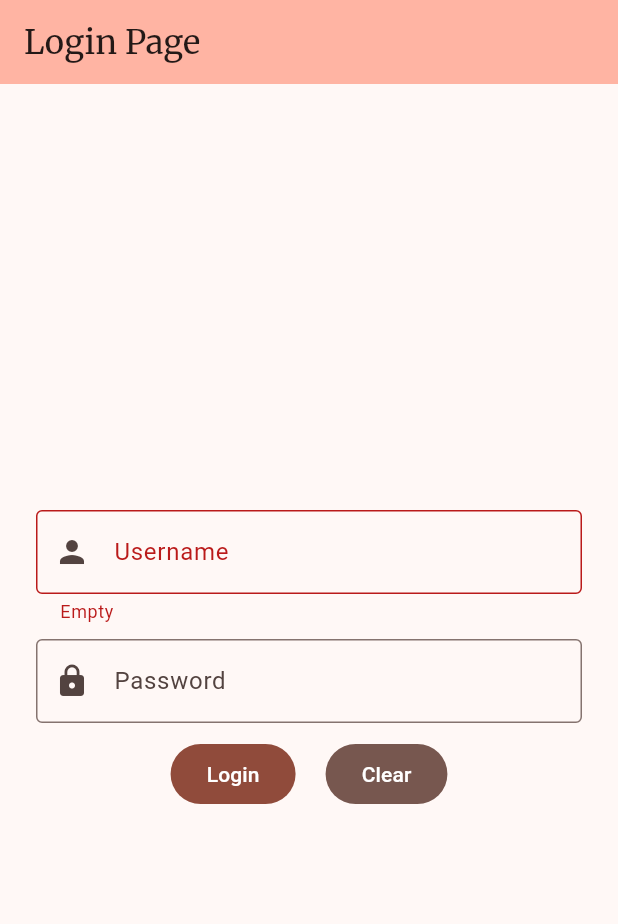
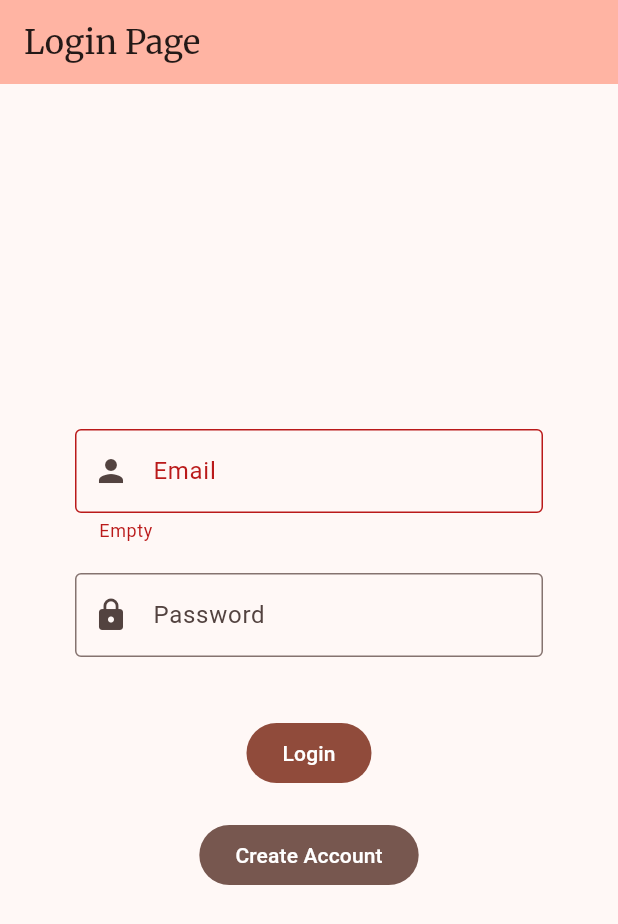
Before and after one commit to Lcasmendes/Trabalho-2-Dev_Mobile, a Flutter app: the LoginPage screen opened directly, after a tap on "Login", on a phone screen of 412 x 824 dp. Shown: the top 924 px of the screen. Run offline on Flutter 3.47's test engine with Material 3 defaults, Android fonts, the phone set to English and light mode, and no system bars; our stand-ins replace dio, floor, fluttertoast, google_fonts, sqflite; accounts and stored records are empty; generated files the repository leaves out were written again.

Commit message:
implementação do logout e mensagens de erro no login

```diff
--- a/book_trades/lib/l10n/app_en.arb
+++ b/book_trades/lib/l10n/app_en.arb
@@ -1,12 +1,12 @@
 {
   "login_page": "Login Page",
-  "username": "Username",
+  "email": "Email",
   "password": "Password",
   "login": "Login",
-  "clear": "Clear",
+  "create_account_label": "Create Account",
   "empty": "Empty",
-  "wrong_username": "Wrong user name",
-  "wrong_password": "Wrong password",
+  "wrong_email_or_pass": "Wrong email or password",
+  "error": "Error",
   "main_page": "Main Page",
   "logout": "Logout",
   "some_text_here": "Some text here!",
--- a/book_trades/lib/l10n/app_localizations.dart
+++ b/book_trades/lib/l10n/app_localizations.dart
@@ -104,11 +104,11 @@ abstract class AppLocalizations {
   /// **'Login Page'**
   String get login_page;
 
-  /// No description provided for @username.
+  /// No description provided for @email.
   ///
   /// In en, this message translates to:
-  /// **'Username'**
-  String get username;
+  /// **'Email'**
+  String get email;
 
   /// No description provided for @password.
   ///
@@ -122,11 +122,11 @@ abstract class AppLocalizations {
   /// **'Login'**
   String get login;
 
-  /// No description provided for @clear.
+  /// No description provided for @create_account_label.
   ///
   /// In en, this message translates to:
-  /// **'Clear'**
-  String get clear;
+  /// **'Create Account'**
+  String get create_account_label;
 
   /// No description provided for @empty.
   ///
@@ -134,17 +134,17 @@ abstract class AppLocalizations {
   /// **'Empty'**
   String get empty;
 
-  /// No description provided for @wrong_username.
+  /// No description provided for @wrong_email_or_pass.
   ///
   /// In en, this message translates to:
-  /// **'Wrong user name'**
-  String get wrong_username;
+  /// **'Wrong email or password'**
+  String get wrong_email_or_pass;
 
-  /// No description provided for @wrong_password.
+  /// No description provided for @error.
   ///
   /// In en, this message translates to:
-  /// **'Wrong password'**
-  String get wrong_password;
+  /// **'Error'**
+  String get error;
 
   /// No description provided for @main_page.
   ///
--- a/book_trades/lib/l10n/app_localizations_en.dart
+++ b/book_trades/lib/l10n/app_localizations_en.dart
@@ -12,7 +12,7 @@ class AppLocalizationsEn extends AppLocalizations {
   String get login_page => 'Login Page';
 
   @override
-  String get username => 'Username';
+  String get email => 'Email';
 
   @override
   String get password => 'Password';
@@ -21,16 +21,16 @@ class AppLocalizationsEn extends AppLocalizations {
   String get login => 'Login';
 
   @override
-  String get clear => 'Clear';
+  String get create_account_label => 'Create Account';
 
   @override
   String get empty => 'Empty';
 
   @override
-  String get wrong_username => 'Wrong user name';
+  String get wrong_email_or_pass => 'Wrong email or password';
 
   @override
-  String get wrong_password => 'Wrong password';
+  String get error => 'Error';
 
   @override
   String get main_page => 'Main Page';
--- a/book_trades/lib/l10n/app_localizations_pt.dart
+++ b/book_trades/lib/l10n/app_localizations_pt.dart
@@ -12,7 +12,7 @@ class AppLocalizationsPt extends AppLocalizations {
   String get login_page => 'Página de Login';
 
   @override
-  String get username => 'Usuário';
+  String get email => 'Email';
 
   @override
   String get password => 'Senha';
@@ -21,16 +21,16 @@ class AppLocalizationsPt extends AppLocalizations {
   String get login => 'Logar';
 
   @override
-  String get clear => 'Limpar';
+  String get create_account_label => 'Criar Conta';
 
   @override
   String get empty => 'Vazio';
 
   @override
-  String get wrong_username => 'Usuário incorreto';
+  String get wrong_email_or_pass => 'Email ou senha incorretos';
 
   @override
-  String get wrong_password => 'Senha incorreta';
+  String get error => 'Erro';
 
   @override
   String get main_page => 'Página Principal';
--- a/book_trades/lib/l10n/app_pt.arb
+++ b/book_trades/lib/l10n/app_pt.arb
@@ -1,12 +1,12 @@
 {
   "login_page": "Página de Login",
-  "username": "Usuário",
+  "email": "Email",
   "password": "Senha",
   "login": "Logar",
-  "clear": "Limpar",
+  "create_account_label": "Criar Conta",
   "empty": "Vazio",
-  "wrong_username": "Usuário incorreto",
-  "wrong_password": "Senha incorreta",
+  "wrong_email_or_pass": "Email ou senha incorretos",
+  "error": "Erro",
   "main_page": "Página Principal",
   "logout": "Logout",
   "some_text_here": "Algum texto aqui!",
--- a/book_trades/lib/ui/login/form_error.dart
+++ /dev/null
@@ -1,7 +0,0 @@
-enum FormError {
-  none,
-  emptyField,
-  wrongUsername,
-  wrongPassword,
-  custom
-}
--- a/book_trades/lib/ui/login/login_page.dart
+++ b/book_trades/lib/ui/login/login_page.dart
@@ -1,7 +1,6 @@
 import 'package:flutter/material.dart';
 import 'package:projeto2/l10n/app_localizations.dart';
 import 'package:projeto2/ui/loading_dialog.dart';
-import 'package:projeto2/ui/login/form_error.dart';
 import 'package:projeto2/viewmodels/login_view_model.dart';
 import 'package:provider/provider.dart';
 
@@ -43,18 +42,16 @@ class _LoginPageState extends State<LoginPage> {
     ).pushReplacement(MaterialPageRoute(builder: (_) => CustomNavBar()));
   }
 
-  String? _getErrorMessage(FormError error, String? custom) {
+  String? _getErrorMessage(String error) {
     final localizations = AppLocalizations.of(context)!;
     switch (error) {
-      case FormError.emptyField:
+      case "empty":
         return localizations.empty;
-      case FormError.wrongUsername:
-        return localizations.wrong_username;
-      case FormError.wrongPassword:
-        return localizations.wrong_password;
-      case FormError.custom:
-        return custom ?? "";
-      case FormError.none:
+      case "wrong_email_or_pass":
+        return localizations.wrong_email_or_pass;
+      case "error":
+        return localizations.error;
+      case "":
         return null;
     }
   }
@@ -73,7 +70,7 @@ class _LoginPageState extends State<LoginPage> {
         ),
       ),
       body: Padding(
-        padding: const EdgeInsets.all(24.0),
+        padding: const EdgeInsets.all(50.0),
         child: LayoutBuilder(
           builder: (context, constraints) {
             return SingleChildScrollView(
@@ -86,68 +83,35 @@ class _LoginPageState extends State<LoginPage> {
                       children: [
                         TextFormField(
                           controller: viewModel.usernameController,
-                          // style: TextStyle(color: colorScheme.onSurface), // Remove this, theme handles it
                           decoration: InputDecoration(
-                            labelText: AppLocalizations.of(context)!.username,
-                            // labelStyle: TextStyle(color: colorScheme.onSurfaceVariant), // Remove this, theme handles it
+                            labelText: AppLocalizations.of(context)!.email,
                             border: const OutlineInputBorder(),
-                            prefixIcon: const Icon( // Keep the icon, but remove explicit color
+                            prefixIcon: const Icon(
                               Icons.person,
-                              // color: colorScheme.onSurfaceVariant, // Remove this, theme handles it
                             ),
                             errorText: _getErrorMessage(
                               viewModel.usernameError,
-                              viewModel.customError,
                             ),
-                            // Remove explicit border styles, theme handles them
-                            // enabledBorder: OutlineInputBorder(
-                            //   borderSide: BorderSide(color: colorScheme.outline),
-                            // ),
-                            // focusedBorder: OutlineInputBorder(
-                            //   borderSide: BorderSide(color: colorScheme.primary, width: 2.0),
-                            // ),
-                            // errorBorder: OutlineInputBorder(
-                            //   borderSide: BorderSide(color: colorScheme.error),
-                            // ),
-                            // focusedErrorBorder: OutlineInputBorder(
-                            //   borderSide: BorderSide(color: colorScheme.error, width: 2.0),
-                            // ),
                           ),
                         ),
-                        const SizedBox(height: 10),
+                        const SizedBox(height: 20),
                         TextFormField(
                           controller: viewModel.passwordController,
                           obscureText: true,
-                          // style: TextStyle(color: colorScheme.onSurface), // Remove this, theme handles it
                           decoration: InputDecoration(
                             labelText: AppLocalizations.of(context)!.password,
-                            // labelStyle: TextStyle(color: colorScheme.onSurfaceVariant), // Remove this, theme handles it
                             border: const OutlineInputBorder(),
-                            prefixIcon: const Icon( // Keep the icon, but remove explicit color
+                            prefixIcon: const Icon(
                               Icons.lock,
-                              // color: colorScheme.onSurfaceVariant, // Remove this, theme handles it
                             ),
                             errorText: _getErrorMessage(
                               viewModel.passwordError,
-                              viewModel.customError,
                             ),
-                            // Remove explicit border styles, theme handles them
-                            // enabledBorder: OutlineInputBorder(
-                            //   borderSide: BorderSide(color: colorScheme.outline),
-                            // ),
-                            // focusedBorder: OutlineInputBorder(
-                            //   borderSide: BorderSide(color: colorScheme.primary, width: 2.0),
-                            // ),
-                            // errorBorder: OutlineInputBorder(
-                            //   borderSide: BorderSide(color: colorScheme.error),
-                            // ),
-                            // focusedErrorBorder: OutlineInputBorder(
-                            //   borderSide: BorderSide(color: colorScheme.error, width: 2.0),
-                            // ),
                           ),
                         ),
-                        const SizedBox(height: 10),
-                        Row(
+                        const SizedBox(height: 20),
+                        const SizedBox(height: 20),
+                        Column(
                           mainAxisAlignment: MainAxisAlignment.center,
                           children: [
                             FilledButton(
@@ -158,14 +122,14 @@ class _LoginPageState extends State<LoginPage> {
                               ),
                               child: Text(AppLocalizations.of(context)!.login),
                             ),
-                            const SizedBox(width: 20),
+                            const SizedBox(height: 20),
                             FilledButton(
-                              onPressed: () => viewModel.clearLogin(),
+                              onPressed: () => viewModel.createAccount(),
                               style: FilledButton.styleFrom(
                                 backgroundColor: colorScheme.secondary,
                                 foregroundColor: colorScheme.onSecondary,
                               ),
-                              child: Text(AppLocalizations.of(context)!.clear),
+                              child: Text(AppLocalizations.of(context)!.create_account_label),
                             ),
                           ],
                         ),
--- a/book_trades/lib/viewmodels/login_view_model.dart
+++ b/book_trades/lib/viewmodels/login_view_model.dart
@@ -2,9 +2,8 @@ import 'package:flutter/material.dart';
 import 'package:projeto2/repository/floor/login_try.dart';
 import 'package:projeto2/repository/login_try_repository.dart';
 import 'package:projeto2/repository/user_repository.dart';
-import 'package:projeto2/ui/login/form_error.dart';
-import 'package:projeto2/ui/main/main_page.dart';
 
+import '../l10n/app_localizations.dart';
 import '../utils/navigation_bar.dart';
 
 class MainViewModel extends ChangeNotifier {
@@ -14,63 +13,55 @@ class MainViewModel extends ChangeNotifier {
   final TextEditingController usernameController = TextEditingController();
   final TextEditingController passwordController = TextEditingController();
 
-  FormError _usernameError = FormError.none;
-  FormError _passwordError = FormError.none;
-  String? _customError;
+  String usernameError = "";
+  String passwordError = "";
 
-  bool _isLoading = false;
+  bool isLoading = false;
 
   MainViewModel(this.userRepository, this.savedLoginRepository);
 
-  FormError get usernameError => _usernameError;
-  FormError get passwordError => _passwordError;
-  String? get customError => _customError;
-  bool get isLoading => _isLoading;
-
   Future<void> performLogin(void Function() onSuccess) async {
-    _usernameError = FormError.none;
-    _passwordError = FormError.none;
-    _customError = null;
+    usernameError = "";
+    passwordError = "";
 
     if (usernameController.text == "") {
-      _usernameError = FormError.emptyField;
+      usernameError = "empty";
       notifyListeners();
       return;
     }
 
     if (passwordController.text == "") {
-      _passwordError = FormError.emptyField;
+      passwordError = "empty";
       notifyListeners();
       return;
     }
 
-    _isLoading = true;
+    isLoading = true;
     notifyListeners();
 
     String id;
     String status;
-    String username;
 
-    (status, id, username) = await userRepository.login(
+    (status, id) = await userRepository.login(
       usernameController.text,
       passwordController.text,
     );
 
-    if (status == "wrong_username") {
-      _usernameError = FormError.wrongUsername;
-    } else if (status == "wrong_password") {
-      _passwordError = FormError.wrongPassword;
+    if (status == "failed") {
+      usernameError = "wrong_email_or_pass";
+      passwordError = "wrong_email_or_pass";
     } else if (status != "success") {
-      _usernameError = FormError.custom;
-      _customError = "Error: $status";
+      usernameError = "error";
+      passwordError = "error";
     }
 
-    _isLoading = false;
+    isLoading = false;
     notifyListeners();
 
     if (status == "success") {
       final savedLogin = SavedLogin(id: id, email: usernameController.text);
       await savedLoginRepository.insert(savedLogin);
+      clearLogin();
       onSuccess();
     }
   }
@@ -78,10 +69,13 @@ class MainViewModel extends ChangeNotifier {
   void clearLogin() {
     usernameController.clear();
     passwordController.clear();
-    _usernameError = FormError.none;
-    _passwordError = FormError.none;
-    _customError = null;
+    usernameError = "";
+    passwordError = "";
     notifyListeners();
+  }
+
+  void createAccount() {
+    // todo
   }
 
   Future<void> checkSavedLogin(BuildContext context) async {
```
Also changed, not shown: book_trades/lib/main.dart (+10 -0 lines), book_trades/lib/repository/floor/login_try.dart (+0 -11 lines), book_trades/lib/repository/user_repository.dart (+4 -4 lines), book_trades/lib/ui/main/main_page.dart (+7 -0 lines), book_trades/lib/ui/my_exchanges/my_exchanges_page.dart (+11 -5 lines), book_trades/lib/ui/new_exchanges/new_exchange_page.dart (+7 -0 lines), book_trades/lib/viewmodels/exchanges_view_model.dart (+12 -1 lines), book_trades/lib/viewmodels/my_exchanges_view_model.dart (+12 -1 lines), book_trades/lib/viewmodels/new_exchange_view_model.dart (+12 -1 lines).
